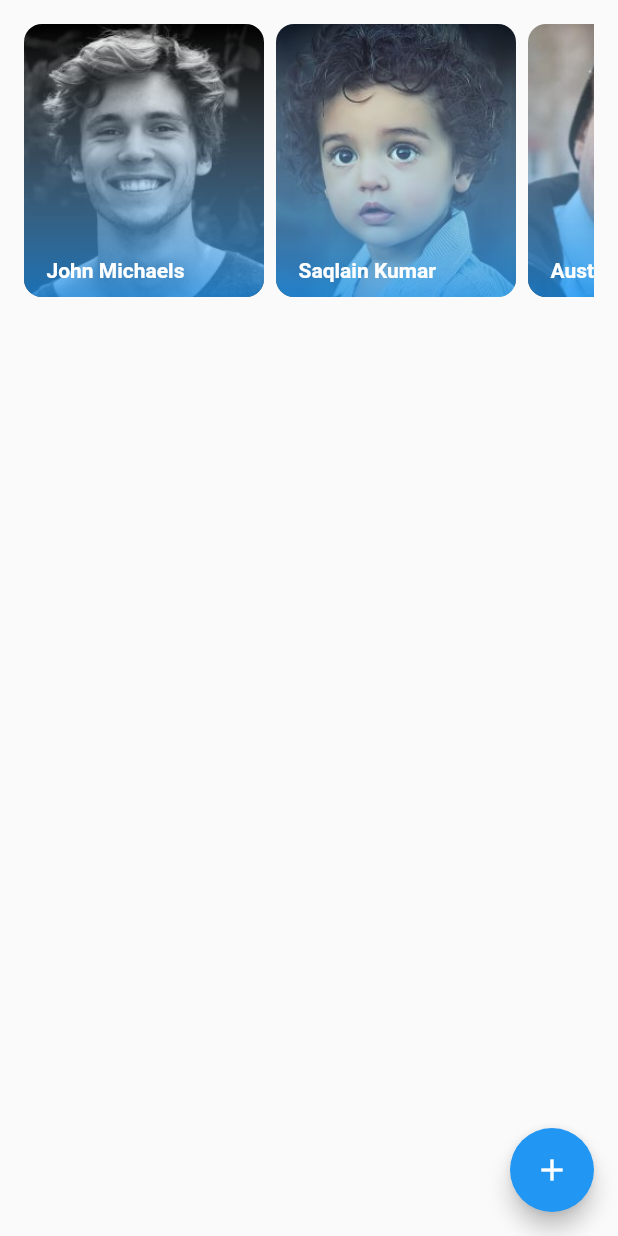
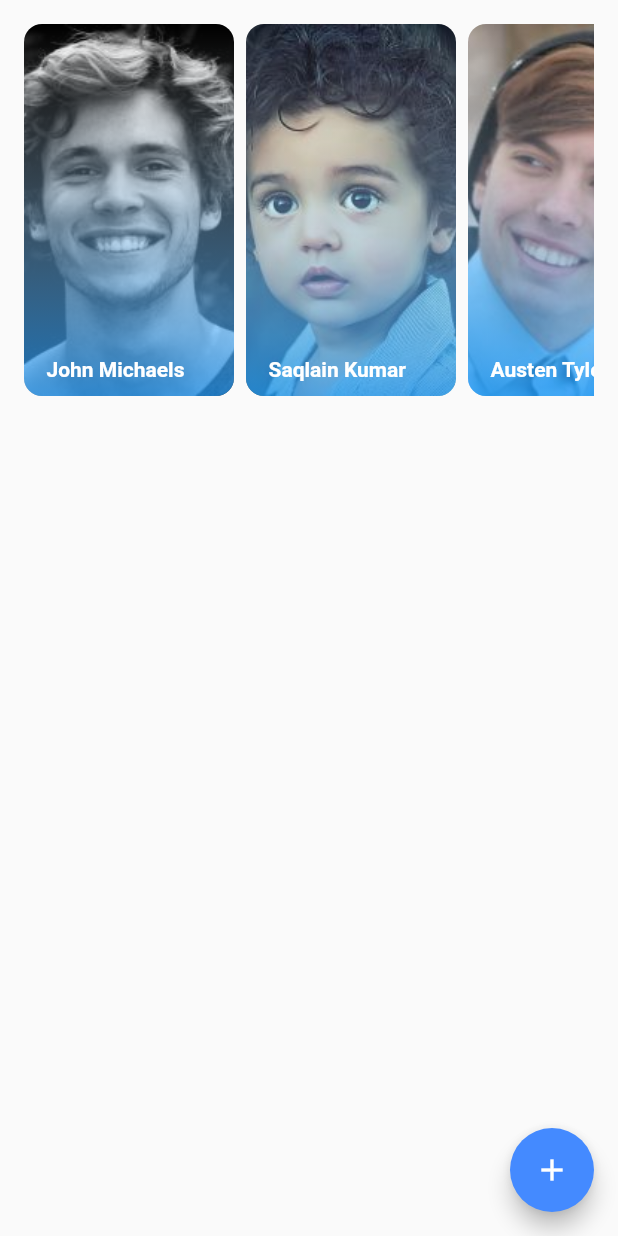
Before and after one commit to AbdullahChauhan/PA-Flutter-T2, a Flutter app: the screen it shows after launch, on a phone screen of 412 x 824 dp. Run offline on Flutter 3.47's test engine with Material 2 defaults, Android fonts, the phone set to English and light mode, and no system bars.

```diff
--- a/lib/main.dart
+++ b/lib/main.dart
@@ -8,6 +8,10 @@ class Notes extends StatelessWidget {
   Widget build(BuildContext context) {
     return MaterialApp(
       debugShowCheckedModeBanner: false,
+      theme: ThemeData(
+        primaryColor: Colors.blue[900],
+        accentColor: Colors.blueAccent
+      ),
       home: NotesHomePage(),
     );
   }
--- a/lib/note.dart
+++ b/lib/note.dart
@@ -1,12 +1,9 @@
 import 'package:flutter/material.dart';
 
 class Note {
-  final String id;
   final String userName;
   final DateTime date;
   final String noteDesc;
 
-  Note({
-    @required this.id, @required this.userName, @required this.date, @required this.noteDesc
-  });
+  Note({@required this.userName, @required this.date, @required this.noteDesc});
 }
--- a/lib/resuable_useravatarcard.dart
+++ b/lib/resuable_useravatarcard.dart
@@ -9,7 +9,7 @@ class ReusableUserAvatarCard extends StatelessWidget {
   @override
   Widget build(BuildContext context) {
     return Container(
-      width: 160.0,
+      width: 140.0,
       margin: EdgeInsets.only(bottom: 16.0, right: 8.0),
       child: ClipRRect(
           borderRadius: BorderRadius.circular(12.0),
```
Also changed, not shown: lib/notes_homepage.dart (+18 -13 lines).
